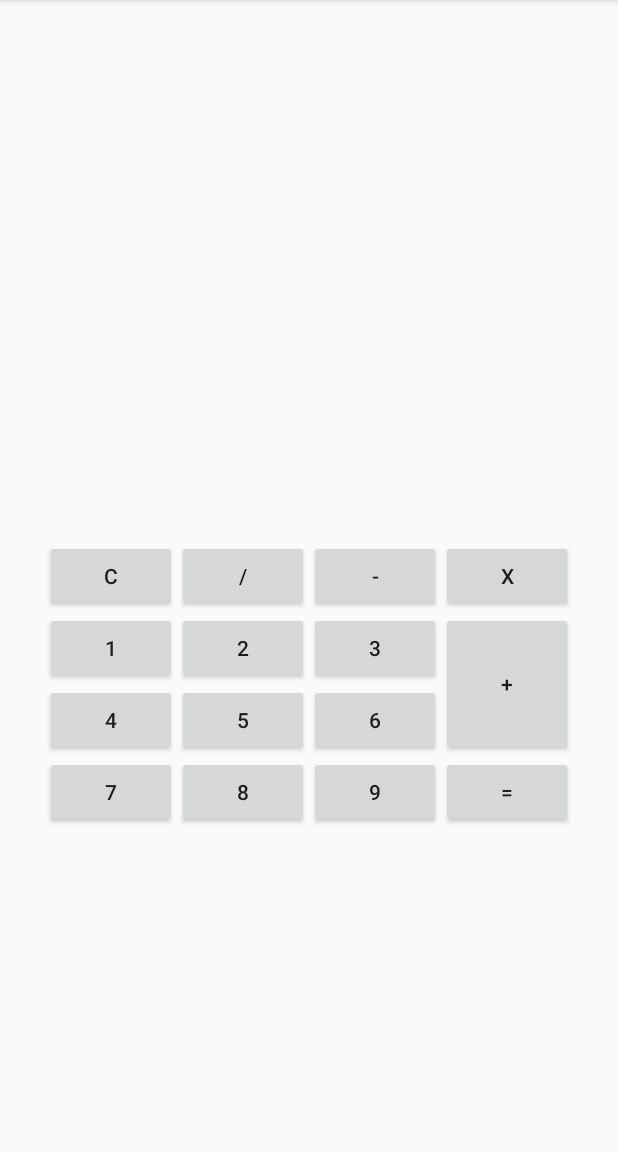
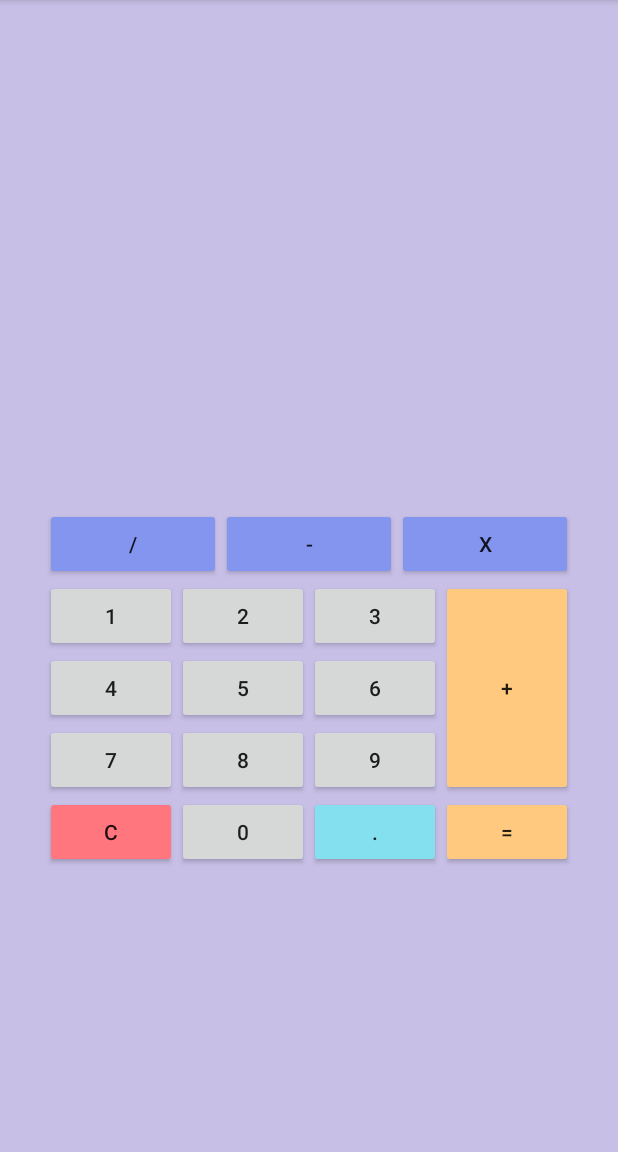
Before and after one commit to krayman/AndroHW, an Android app: the screen it shows after launch (MainActivity), on a phone screen of 412 x 824 dp, the part 84-1236 px from its top. Run offline under Robolectric (Android 15) with nearby library versions, the phone set to English and light mode, and no system bars.

Commit message:
Первоначальный билд

```diff
--- a/app/src/main/res/layout/activity_main.xml
+++ b/app/src/main/res/layout/activity_main.xml
@@ -4,6 +4,39 @@
     android:layout_width="match_parent"
     android:layout_height="match_parent">
 
+    <androidx.appcompat.widget.AppCompatImageView
+        android:layout_width="match_parent"
+        android:layout_height="match_parent"
+        android:scaleType="fitXY"
+        app:srcCompat="@drawable/asd"
+        />
+
+    <Button
+        android:id="@+id/zeroBtn"
+        android:layout_width="wrap_content"
+        android:layout_height="wrap_content"
+        android:text="@string/btn0"
+        app:layout_constraintStart_toEndOf="@+id/resetbtn"
+        app:layout_constraintTop_toBottomOf="@+id/button8" />
+
+    <Button
+        android:id="@+id/resetbtn"
+        android:layout_width="0dp"
+        android:layout_height="wrap_content"
+        android:layout_weight="0.7"
+        android:backgroundTint="@color/resetBtnColor"
+        android:text="@string/resetBtn"
+        app:layout_constraintStart_toStartOf="@+id/button7"
+        app:layout_constraintTop_toBottomOf="@+id/button7" />
+
+    <Button
+        android:id="@+id/dotBtn"
+        android:layout_width="wrap_content"
+        android:layout_height="wrap_content"
+        android:backgroundTint="@color/dotBtnColor"
+        android:text="@string/btnDot"
+        app:layout_constraintStart_toEndOf="@+id/zeroBtn"
+        app:layout_constraintTop_toBottomOf="@+id/button9" />
 
     <Button
         android:id="@+id/button1"
@@ -88,7 +121,7 @@
         android:layout_width="wrap_content"
         android:layout_height="0dp"
         android:orientation="vertical"
-        app:layout_constraintBottom_toBottomOf="@+id/button8"
+        app:layout_constraintBottom_toBottomOf="@+id/dotBtn"
         app:layout_constraintEnd_toEndOf="parent"
         app:layout_constraintHorizontal_bias="0.5"
         app:layout_constraintStart_toEndOf="@+id/button3"
@@ -98,7 +131,8 @@
             android:id="@+id/plus_btn"
             android:layout_width="wrap_content"
             android:layout_height="0dp"
-            android:layout_weight="2"
+            android:layout_weight="3"
+            android:backgroundTint="@color/defaultColor"
             android:text="@string/plsbtn" />
 
         <Button
@@ -106,6 +140,7 @@
             android:layout_width="wrap_content"
             android:layout_height="0dp"
             android:layout_weight="1"
+            android:backgroundTint="@color/defaultColor"
             android:text="@string/equbtn" />
 
     </LinearLayout>
@@ -115,41 +150,52 @@
         android:layout_width="0dp"
         android:layout_height="wrap_content"
         android:orientation="horizontal"
-        app:layout_constraintStart_toStartOf="@id/button1"
         app:layout_constraintBottom_toBottomOf="parent"
         app:layout_constraintEnd_toEndOf="@id/plusEquLayout"
-        app:layout_constraintTop_toTopOf="parent">
+        app:layout_constraintStart_toStartOf="@id/button1"
+        app:layout_constraintTop_toBottomOf="@+id/resultView">
 
         <Button
-            android:text="@string/resetBtn"
-            android:id="@+id/resetbtn"
-            android:layout_width="0dp"
-            android:layout_height="wrap_content"
-            android:layout_weight="0.7"
-             />
-        <Button
-            android:text="@string/splitbtn"
             android:id="@+id/splitbtn"
             android:layout_width="0dp"
             android:layout_height="wrap_content"
             android:layout_weight="1"
-             />
+            android:backgroundTint="@color/operColor"
+            android:text="@string/splitbtn" />
+
         <Button
-            android:text="@string/minusbtn"
             android:id="@+id/minusbtn"
             android:layout_width="0dp"
             android:layout_height="wrap_content"
             android:layout_weight="1"
-             />
+            android:backgroundTint="@color/operColor"
+            android:text="@string/minusbtn" />
+
         <Button
-            android:text="@string/multbtn"
             android:id="@+id/multibtn"
             android:layout_width="0dp"
             android:layout_height="wrap_content"
             android:layout_weight="1"
-             />
+            android:backgroundTint="@color/operColor"
+            android:text="@string/multbtn" />
 
 
     </LinearLayout>
 
+    <TextView
+        android:id="@+id/resultView"
+        android:layout_width="wrap_content"
+        android:layout_height="wrap_content"
+        android:layout_margin="50dp"
+        android:background="@color/defaultColor"
+
+        android:textSize="50sp"
+        app:layout_constraintBottom_toTopOf="@+id/operLayout"
+        app:layout_constraintEnd_toEndOf="@+id/operLayout"
+        app:layout_constraintHorizontal_bias="0.5"
+        app:layout_constraintStart_toStartOf="@+id/operLayout"
+        app:layout_constraintTop_toTopOf="parent"
+        app:layout_constraintVertical_bias="0.31"
+        app:layout_constraintVertical_chainStyle="packed" />
+
 </androidx.constraintlayout.widget.ConstraintLayout>
--- a/app/src/main/res/values/colors.xml
+++ b/app/src/main/res/values/colors.xml
@@ -3,4 +3,9 @@
     <color name="colorPrimary">#6200EE</color>
     <color name="colorPrimaryDark">#3700B3</color>
     <color name="colorAccent">#03DAC5</color>
+    <color name="resetBtnColor">#ff767f</color>
+    <color name="defaultColor">#ffca7f</color>
+    <color name="operColor">#8495ef</color>
+    <color name="dotBtnColor">#84e0ef</color>
+
 </resources>
--- a/app/src/main/res/values/strings.xml
+++ b/app/src/main/res/values/strings.xml
@@ -15,5 +15,7 @@
     <string name="minusbtn">-</string>
     <string name="splitbtn">/</string>
     <string name="resetBtn">C</string>
+    <string name="btn0">0</string>
+    <string name="btnDot">.</string>
 
 </resources>
```
Also changed, not shown: app/src/main/res/drawable/asd.jpg (added).
